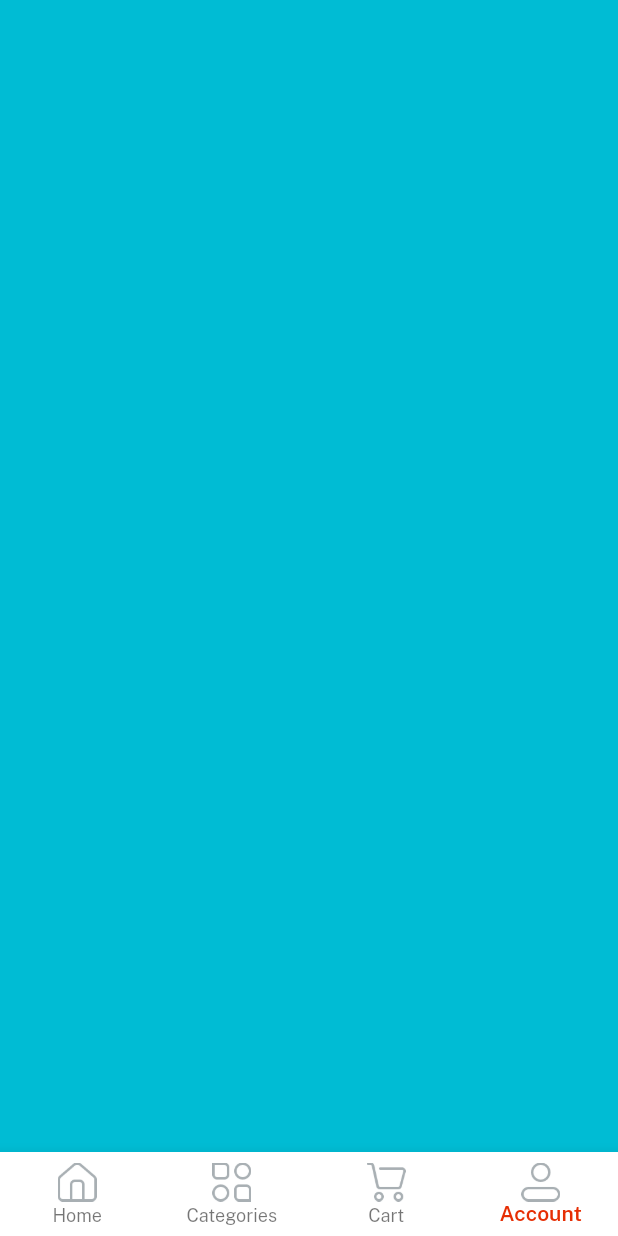
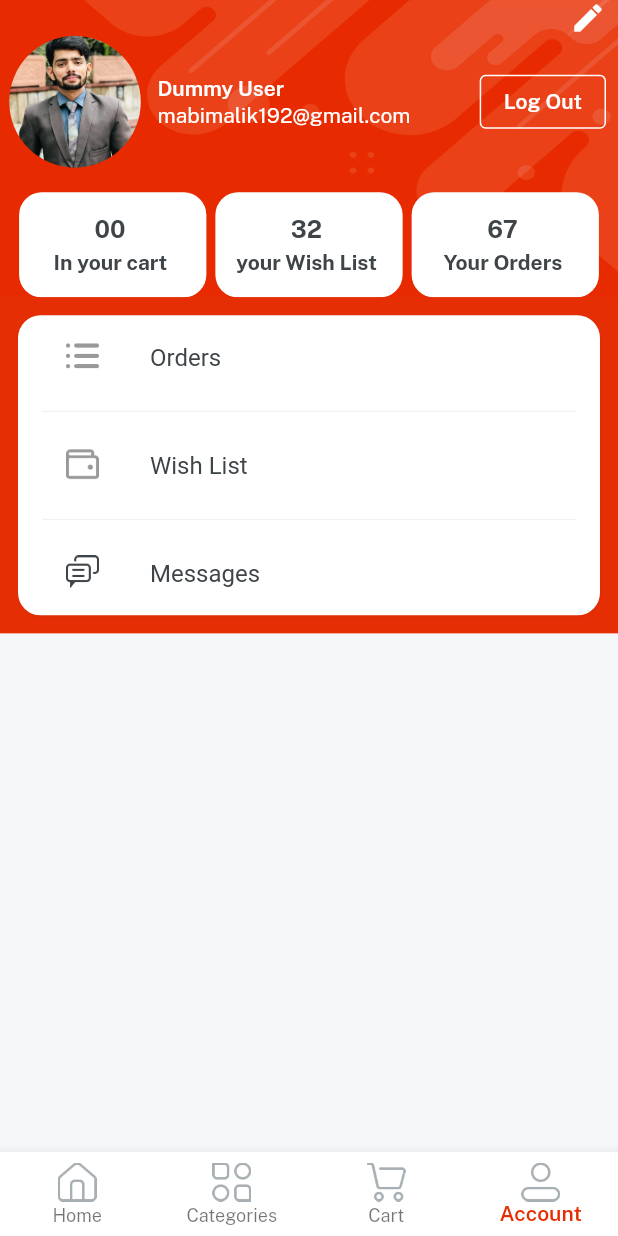
Before and after one commit to HussnulMaab192/Ecommerce-App-with-Flutter, a Flutter app: the Home screen opened directly, item 4 of the bottom bar chosen, on a phone screen of 412 x 824 dp. Run offline on Flutter 3.47's test engine with Material 2 defaults, Android fonts, the phone set to English and light mode, and no system bars; our stand-ins replace get, velocity_x; Roboto replaces fonts that are missing (Search Anything...).

Commit message:
profile screen UI done

```diff
--- a/lib/consts/images.dart
+++ b/lib/consts/images.dart
@@ -38,7 +38,8 @@ const icProfile = "assets/icons/profile.png";
 const icRefund = "assets/icons/refund.png";
 const icSearch = "assets/icons/search.png";
 const icShop = "assets/icons/shop.png";
-const icSplashBg = "assets/icons/splash_login_registration_background_image.png";
+const icSplashBg =
+    "assets/icons/splash_login_registration_background_image.png";
 const icSquareLogo = "assets/icons/square_logo.png";
 const icTodaysDeal = "assets/icons/todays_deal.png";
 const icTopCategories = "assets/icons/top_categories.png";
@@ -99,7 +100,7 @@ const imgPi3 = "assets/images/pi3.jpg";
 const imgPi4 = "assets/images/pi4.jpg";
 const imgPi5 = "assets/images/pi5.jpg";
 const imgProfile2 = "assets/images/profile_image_joya_ahsan.jpg";
-const imgProfile = "assets/images/profile_image.png";
+const imgProfile = "assets/images/profile_image.jpg";
 const imgRavePayment = "assets/images/rave_payment.png";
 const imgRozarpay = "assets/images/rozarpay.png";
 const imgS1 = "assets/images/s1.jpg";
--- a/lib/consts/strings.dart
+++ b/lib/consts/strings.dart
@@ -57,3 +57,9 @@ const privacyPolicy = "Privacy Policy";
 const returnPolicy = "Return Policy";
 const supportPolicy = "Support Policy";
 const productYouMayAlsoLike = "Products You May Also Like";
+
+// Profiles Strings
+
+const wishList = "Wish List";
+const orders = "Orders";
+const messages = "Messages";
--- a/lib/lists.dart
+++ b/lib/lists.dart
@@ -63,3 +63,5 @@ const itemsButtonDeailsList = [
   returnPolicy,
   supportPolicy,
 ];
+const profileButtonItoms = [orders, wishList, messages];
+const profileButtonIcons = [icOrder, icWallet, icMessages];
--- a/lib/views/cart_screens/cart_screen.dart
+++ b/lib/views/cart_screens/cart_screen.dart
@@ -11,7 +11,12 @@ class _CartScreenState extends State<CartScreen> {
   @override
   Widget build(BuildContext context) {
     return Container(
-      color: Colors.yellow,
+      color: Colors.white,
+      child: "cart is empty"
+          .text
+          .fontFamily(semibold)
+          .color(darkFontGrey)
+          .makeCentered(),
     );
   }
 }
--- /dev/null
+++ b/lib/views/profile_screens/components/cart_details_button.dart
@@ -0,0 +1,21 @@
+import 'package:flutter_amazon/consts/consts.dart';
+
+import '../../../widgets_common/responsive_height.dart';
+
+Widget cartDetailsButton({width, String? count, String? title}) {
+  return Column(
+    mainAxisAlignment: MainAxisAlignment.center,
+    children: [
+      count!.text.fontFamily(bold).size(16).color(darkFontGrey).make(),
+      myCommonheight(0.005),
+      title!.text.fontFamily(bold).color(darkFontGrey).make(),
+    ],
+  )
+      .box
+      .white
+      .rounded
+      .width(width)
+      .height(70)
+      .padding(const EdgeInsets.all(4))
+      .make();
+}
--- a/lib/views/profile_screens/profile_screen.dart
+++ b/lib/views/profile_screens/profile_screen.dart
@@ -1,4 +1,9 @@
 import 'package:flutter_amazon/consts/consts.dart';
+import 'package:flutter_amazon/lists.dart';
+import 'package:flutter_amazon/widgets_common/bg_widget.dart';
+import 'package:flutter_amazon/widgets_common/responsive_height.dart';
+
+import 'components/cart_details_button.dart';
 
 class ProfileScreen extends StatefulWidget {
   const ProfileScreen({super.key});
@@ -10,8 +15,111 @@ class ProfileScreen extends StatefulWidget {
 class _ProfileScreenState extends State<ProfileScreen> {
   @override
   Widget build(BuildContext context) {
-    return Container(
-      color: Colors.cyan,
-    );
+    return bgWidget(Scaffold(
+      body: SafeArea(
+        child: Column(
+          children: [
+            // Edit profile button
+            Padding(
+              padding: const EdgeInsets.only(right: 8),
+              child: const Align(
+                  alignment: Alignment.topRight,
+                  child: Icon(
+                    Icons.edit,
+                    color: whiteColor,
+                  )).onTap(() {}),
+            ),
+
+            // user details section
+            Padding(
+              padding: const EdgeInsets.only(right: 8, left: 5),
+              child: Row(
+                children: [
+                  Image.asset(
+                    imgProfile,
+                    width: 90,
+                    fit: BoxFit.cover,
+                  ).box.roundedFull.clip(Clip.antiAlias).make(),
+                  10.widthBox,
+                  Expanded(
+                    child: Column(
+                      crossAxisAlignment: CrossAxisAlignment.start,
+                      children: [
+                        "Dummy User".text.fontFamily(semibold).white.make(),
+                        myCommonheight(0.002),
+                        "mabimalik192@gmail.com".text.white.make(),
+                      ],
+                    ),
+                  ),
+                  OutlinedButton(
+                    style: OutlinedButton.styleFrom(
+                        side: const BorderSide(color: whiteColor)),
+                    onPressed: () {},
+                    child: "Log Out".text.fontFamily(semibold).white.make(),
+                  )
+                ],
+              ),
+            ),
+            myCommonheight(0.02),
+            SingleChildScrollView(
+              scrollDirection: Axis.horizontal,
+              child: Row(
+                mainAxisAlignment: MainAxisAlignment.spaceBetween,
+                children: [
+                  cartDetailsButton(
+                      width: context.screenWidth / 3.3,
+                      count: "00 ",
+                      title: "In your cart "),
+                  6.widthBox,
+                  cartDetailsButton(
+                      width: context.screenWidth / 3.3,
+                      count: "32 ",
+                      title: "your Wish List "),
+                  6.widthBox,
+                  cartDetailsButton(
+                      width: context.screenWidth / 3.3,
+                      count: "67 ",
+                      title: "Your Orders "),
+                ],
+              ),
+
+              // Buttons Sections
+            ),
+
+            ListView.separated(
+                    shrinkWrap: true,
+                    itemBuilder: (context, index) {
+                      return ListTile(
+                        leading: Image.asset(
+                          profileButtonIcons[index],
+                          width: 22,
+                        ),
+                        title: profileButtonItoms[index]
+                            .text
+                            .fontFamily(searchAnything)
+                            .color(darkFontGrey)
+                            .make(),
+                      );
+                    },
+                    separatorBuilder: (context, index) {
+                      return const Divider(
+                        color: lightGrey,
+                      );
+                    },
+                    itemCount: profileButtonItoms.length)
+                .box
+                .white
+                .padding(const EdgeInsets.symmetric(horizontal: 16))
+                .rounded
+                .margin(const EdgeInsets.all(12))
+                .shadowSm
+                .make()
+                .box
+                .color(redColor)
+                .make()
+          ],
+        ),
+      ),
+    ));
   }
 }
```
Also changed, not shown: assets/images/profile_image.jpg (added), assets/images/profile_image.png (deleted).
